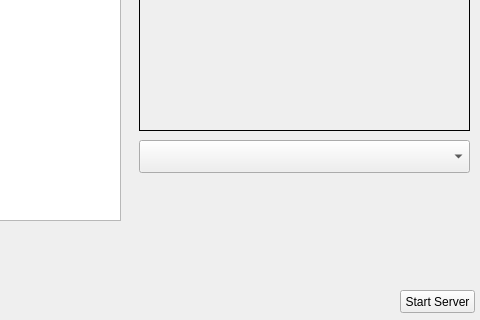
First picture: the form in ProjectHiawathaMultiplayer/Server/serveroptions.ui, repository Alex-BusNet/ProjectHiawathaMultiplayer, before the edit; both pictures show x 260 to 740 and y 280 to 600 of the 740 by 600 pixel window.
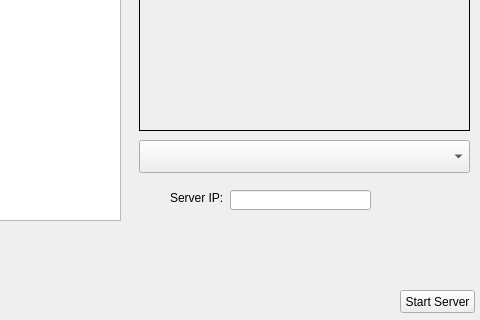
Second picture: the form after the edit.

Commit message: Added LineEdit allowing to enter the IP address to use for the server. It currently defaults to the IP that I my desktop has while I'm developing this.

The edit to the form file:
```diff
--- a/ProjectHiawathaMultiplayer/Server/serveroptions.ui
+++ b/ProjectHiawathaMultiplayer/Server/serveroptions.ui
@@ -211,6 +211,35 @@
     <string>AI</string>
    </property>
   </widget>
+  <widget class="QLineEdit" name="IPEntry">
+   <property name="geometry">
+    <rect>
+     <x>490</x>
+     <y>470</y>
+     <width>141</width>
+     <height>20</height>
+    </rect>
+   </property>
+  </widget>
+  <widget class="QLabel" name="IPLabel">
+   <property name="geometry">
+    <rect>
+     <x>430</x>
+     <y>470</y>
+     <width>61</width>
+     <height>16</height>
+    </rect>
+   </property>
+   <property name="sizePolicy">
+    <sizepolicy hsizetype="Maximum" vsizetype="Preferred">
+     <horstretch>0</horstretch>
+     <verstretch>0</verstretch>
+    </sizepolicy>
+   </property>
+   <property name="text">
+    <string>Server IP:</string>
+   </property>
+  </widget>
  </widget>
  <resources/>
  <connections/>
```
The commit also changes 3 other files.
